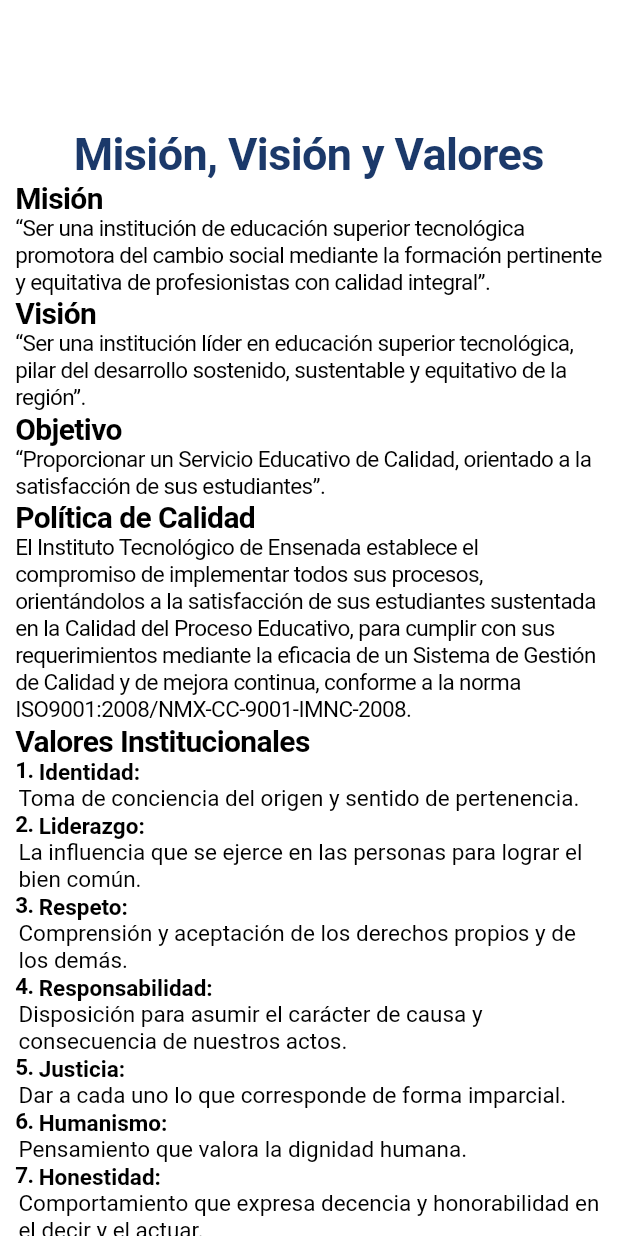
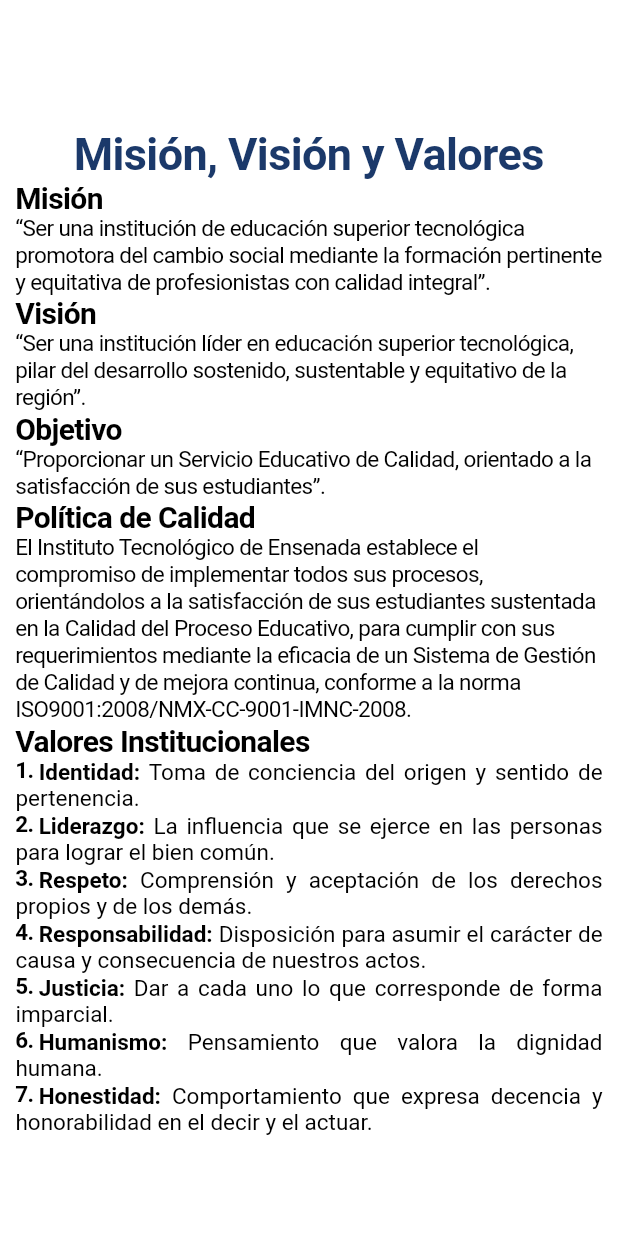
Before and after one commit to itsaizempoaltecatl/app_informativa_ite, a Flutter app: the MisionVisionValues screen opened directly, on a phone screen of 412 x 824 dp. Run offline on Flutter 3.47's test engine with Material 2 defaults, Android fonts, the phone set to English and light mode, and no system bars; our stand-ins replace line_icons; missing offline and left inert: syncfusion_flutter_pdfviewer.

Commit message:
mision_vision_valores modified

```diff
--- a/lib/widgets/paragraphs.dart
+++ b/lib/widgets/paragraphs.dart
@@ -2,7 +2,6 @@ import 'package:flutter/material.dart';
 import 'package:app_informativa_ite/widgets/paragraphs/bundle.dart';
 
 class Paragraphs {
-  //TODO:Write widget get methods
   Widget title(String? title) {
     return Ptitle(title: title);
   }
--- a/lib/widgets/paragraphs/plist_item_description.dart
+++ b/lib/widgets/paragraphs/plist_item_description.dart
@@ -44,18 +44,18 @@ class PlistItemDescription extends StatelessWidget {
               fontSize: 15,
             ),
           ),
-          WidgetSpan(
-            child: Container(
-              margin: const EdgeInsets.fromLTRB(2, 0, 0, 0),
-              child: RichText(
-                text: TextSpan(
-                  text: itemDescription,
-                  style: const TextStyle(
-                    color: Colors.black,
-                    fontSize: 15,
-                  ),
-                ),
-              ),
+          const TextSpan(
+            text: ' ',
+            style: TextStyle(
+              fontWeight: FontWeight.bold,
+              fontSize: 15,
+            ),
+          ),
+          TextSpan(
+            text: itemDescription,
+            style: const TextStyle(
+              color: Colors.black,
+              fontSize: 15,
             ),
           ),
         ],
--- a/lib/widgets/paragraphs/psubtitle.dart
+++ b/lib/widgets/paragraphs/psubtitle.dart
@@ -9,11 +9,22 @@ class Psubtitle extends StatelessWidget {
 
   @override
   Widget build(BuildContext context) {
-    return Text(
-      subtitle ?? "",
-      style: const TextStyle(
-        fontSize: 20,
-        fontWeight: FontWeight.bold,
+    // MediaQueryData queryData = MediaQuery.of(context);
+    // double heightSpace = queryData.size.height / 10;
+    // double widthSpace = queryData.size.width / 20;
+    return Container(
+      // margin: EdgeInsets.fromLTRB(
+      //   0,
+      //   heightSpace * 2 / 3,
+      //   0,
+      //   heightSpace * 1 / 3,
+      // ),
+      child: Text(
+        subtitle ?? "",
+        style: const TextStyle(
+          fontSize: 20,
+          fontWeight: FontWeight.bold,
+        ),
       ),
     );
   }
--- a/lib/widgets/paragraphs/ptitle.dart
+++ b/lib/widgets/paragraphs/ptitle.dart
@@ -10,12 +10,23 @@ class Ptitle extends StatelessWidget {
 
   @override
   Widget build(BuildContext context) {
-    return Text(
-      title ?? "",
-      style: TextStyle(
-        fontSize: 30,
-        color: blueIte,
-        fontWeight: FontWeight.bold,
+    // MediaQueryData queryData = MediaQuery.of(context);
+    // double heightSpace = queryData.size.height / 10;
+    // double widthSpace = queryData.size.width / 20;
+    return Container(
+      // margin: const EdgeInsets.fromLTRB(
+      //   0,
+      //   10,
+      //   0,
+      //   5,
+      // ),
+      child: Text(
+        title ?? "",
+        style: TextStyle(
+          fontSize: 30,
+          color: blueIte,
+          fontWeight: FontWeight.bold,
+        ),
       ),
     );
   }
```
